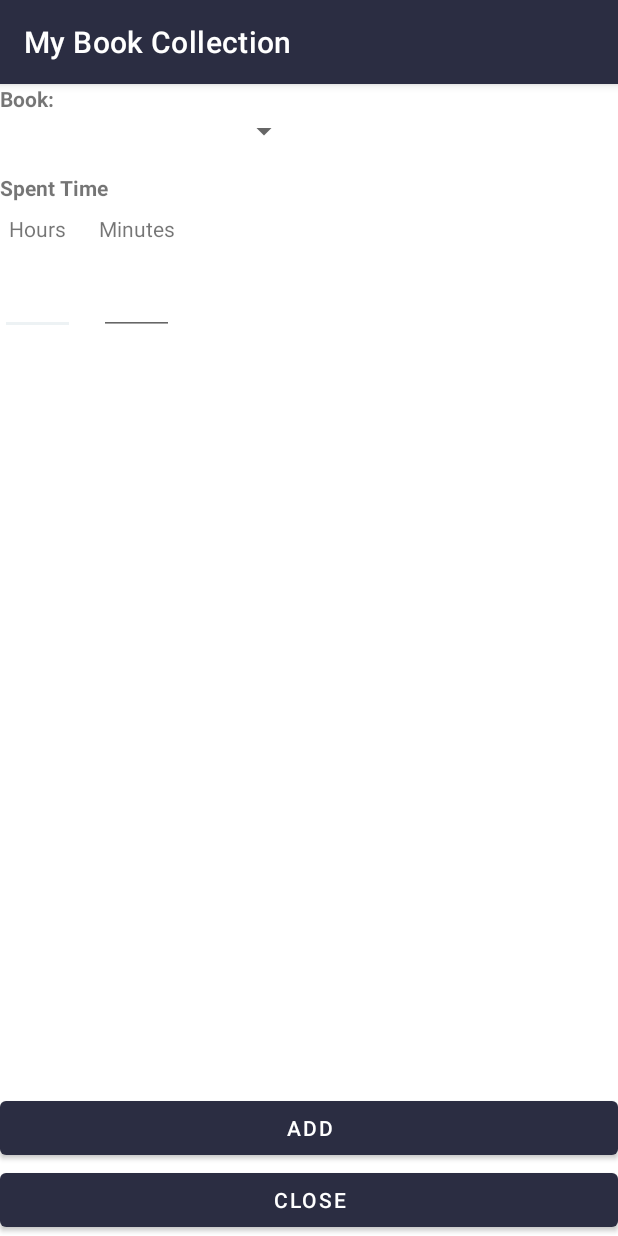
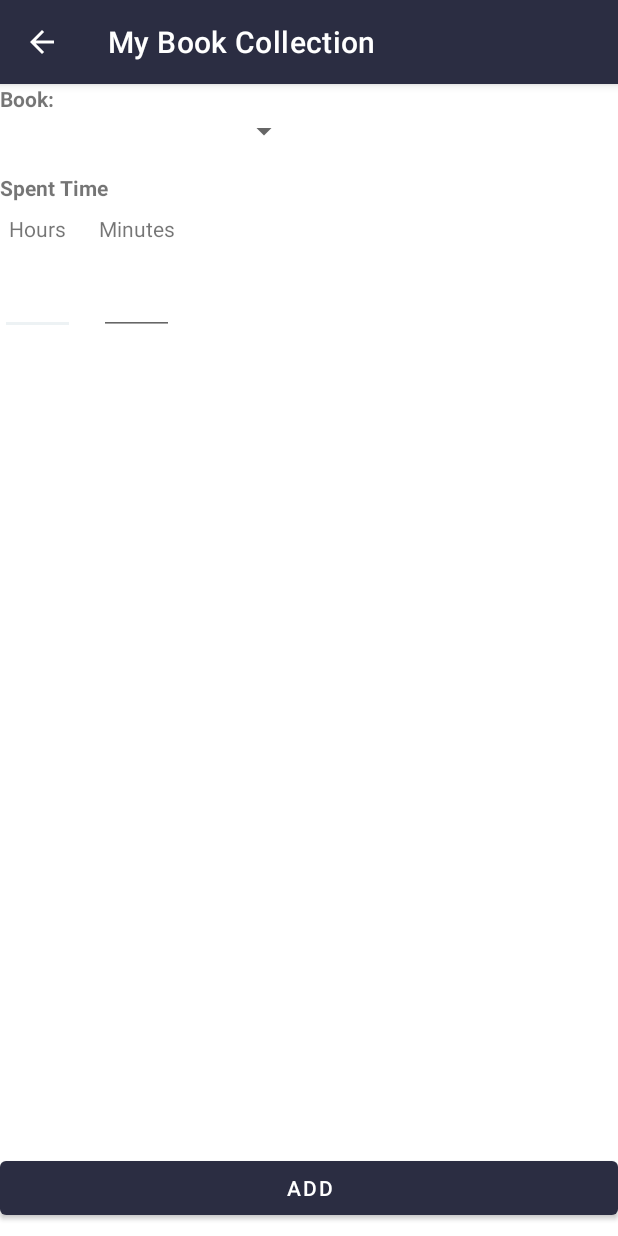
Before and after one commit to rodrigonovoas/my-book-collection-app, an Android app: the AddRecordActivity screen opened directly, with no data from a screen before it, on a phone screen of 412 x 824 dp. Run offline under Robolectric (Android 15) with nearby library versions, the phone set to English and light mode, and no system bars; pictures from the network do not load.

Commit message:
adding back button on action bar in activities

```diff
--- a/app/src/main/java/app/rodrigonovoa/mybookcollection/ui/addRecord/AddRecordActivity.kt
+++ b/app/src/main/java/app/rodrigonovoa/mybookcollection/ui/addRecord/AddRecordActivity.kt
@@ -18,9 +18,15 @@ class AddRecordActivity : AppCompatActivity() {
         super.onCreate(savedInstanceState)
         binding = ActivityAddRecordBinding.inflate(layoutInflater)
         setContentView(binding.root)
+        supportActionBar?.setDisplayHomeAsUpEnabled(true)
 
         viewListeners()
         observeBooksFromDatabase()
+    }
+
+    override fun onSupportNavigateUp(): Boolean {
+        finish()
+        return super.onSupportNavigateUp()
     }
 
     private fun observeBooksFromDatabase() {
@@ -37,8 +43,6 @@ class AddRecordActivity : AppCompatActivity() {
                 binding.edtSpentTimeHours.text.toString().toLong(), binding.edtSpentTimeMinutes.text.toString().toLong()
             )
         }
-
-        binding.btnClose.setOnClickListener { finish() }
 
         // set selected book for viewModel
         binding.spSelectedBook.onItemSelectedListener = object :
--- a/app/src/main/res/layout/activity_add_record.xml
+++ b/app/src/main/res/layout/activity_add_record.xml
@@ -84,15 +84,9 @@
         android:layout_width="match_parent"
         android:layout_height="wrap_content"
         android:layout_centerHorizontal="true"
-        android:layout_above="@+id/btn_close"
+        android:layout_alignParentBottom="true"
+        android:layout_marginBottom="8dp"
         android:text="ADD"/>
 
-    <Button
-        android:id="@+id/btn_close"
-        android:layout_width="match_parent"
-        android:layout_height="wrap_content"
-        android:layout_alignParentBottom="true"
-        android:layout_centerHorizontal="true"
-        android:text="CLOSE"/>
 
 </RelativeLayout>
```
Also changed, not shown: app/src/main/java/app/rodrigonovoa/mybookcollection/ui/bookBrowser/BookBrowserActivity.kt (+6 -2 lines), app/src/main/res/layout/activity_book_browser.xml (+0 -9 lines).
